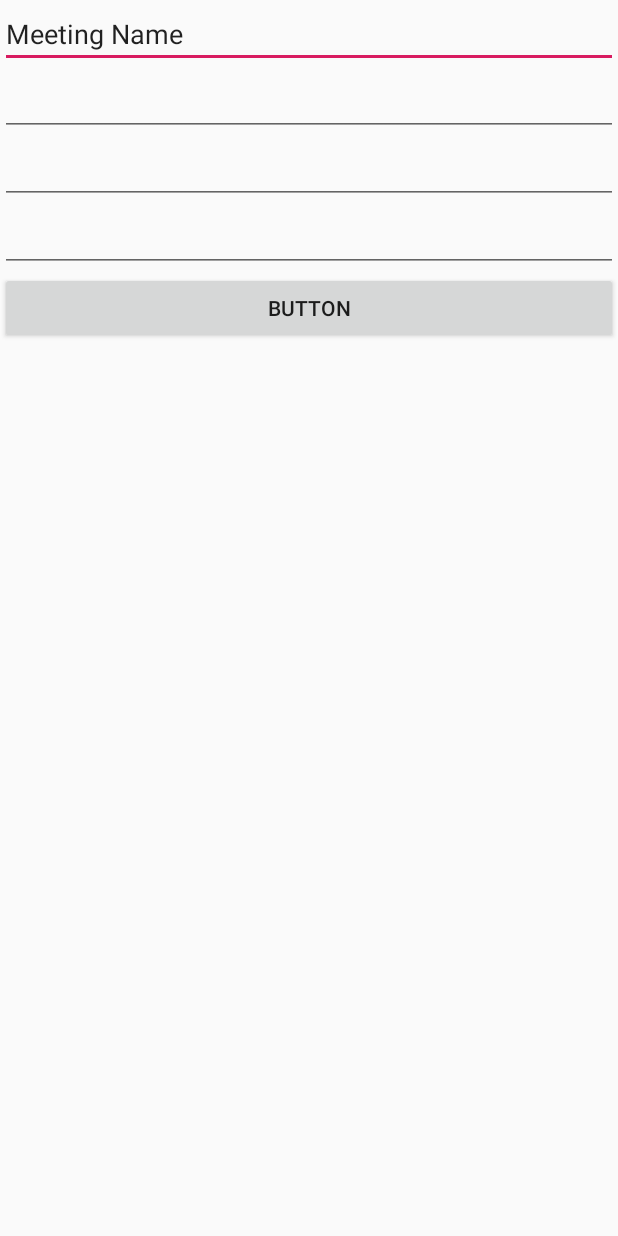
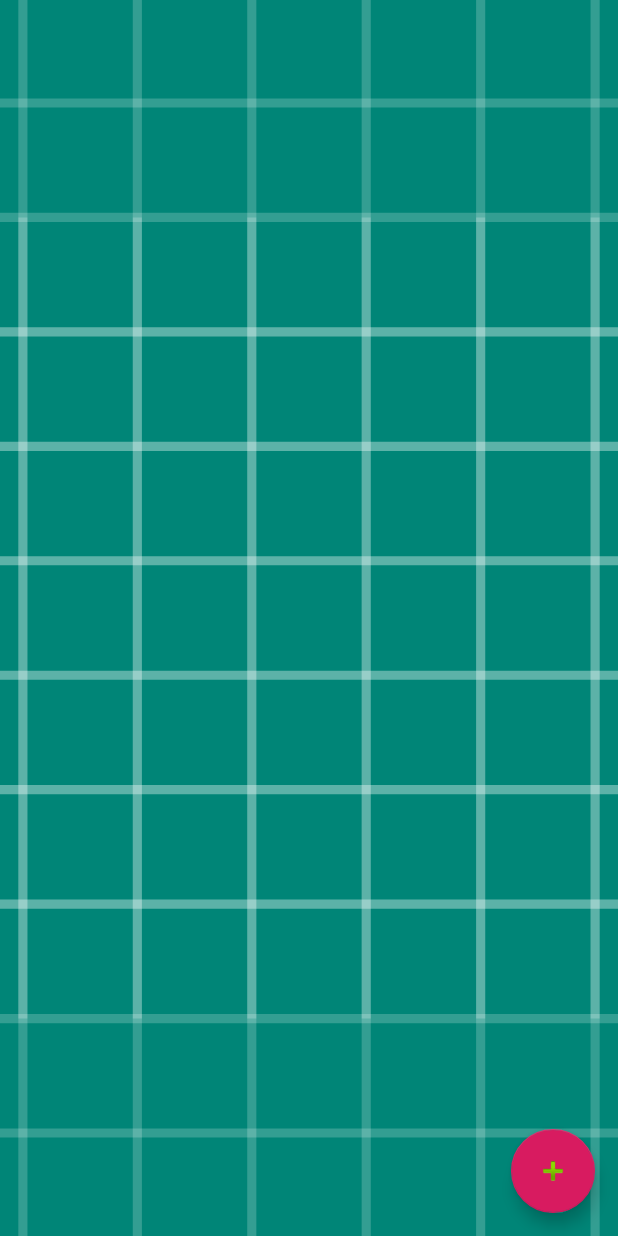
Before and after one commit to Philippeclass/P4_ANDROID_OC, an Android app: the layout create_meeting_fragment.xml on its own in the app's theme, with its tools: preview values and no code run, on a phone screen of 412 x 824 dp. Run offline under Robolectric (Android 15) with nearby library versions, the phone set to English and light mode, and no system bars.

```diff
--- a/app/src/main/AndroidManifest.xml
+++ b/app/src/main/AndroidManifest.xml
@@ -16,6 +16,8 @@
                 <category android:name="android.intent.category.LAUNCHER" />
             </intent-filter>
         </activity>
+        <activity android:name=".ui.AddMeetingFragment"
+            android:parentActivityName=".ui.MainActivity"/>
     </application>
 
 </manifest>
--- a/app/src/main/java/com/philippe/mareu/ui/MainActivity.java
+++ b/app/src/main/java/com/philippe/mareu/ui/MainActivity.java
@@ -24,6 +24,7 @@ public class MainActivity extends AppCompatActivity {
     ViewPager mViewPager;
     @BindView(R.id.btn_add_meeting)
     public FloatingActionButton mFloatingActionButton;
+    public static final String BUNDLE_EXTRA_NEIGHBOUR = "BUNDLE_EXTRA_NEIGHBOUR";
 
 
     @Override
--- a/app/src/main/java/com/philippe/mareu/ui/MeetingFragment.java
+++ b/app/src/main/java/com/philippe/mareu/ui/MeetingFragment.java
@@ -65,14 +65,18 @@ public class MeetingFragment extends Fragment {
         mRecyclerView = (RecyclerView) view;
         mRecyclerView.setLayoutManager(new LinearLayoutManager(context));
         mRecyclerView.addItemDecoration(new DividerItemDecoration(getContext(), DividerItemDecoration.VERTICAL));
+/**
         mFloatingActionButton.setOnClickListener(new View.OnClickListener() {
             @Override
             public void onClick(View v) {
+
                 FragmentTransaction frag = getFragmentManager().beginTransaction();
                 frag.replace(R.id.btn_add_meeting, new AddMeetingFragment());
                 frag.commit();
             }
         });
+
+**/
 
 
 
--- a/app/src/main/res/layout/create_meeting_fragment.xml
+++ b/app/src/main/res/layout/create_meeting_fragment.xml
@@ -1,40 +1,35 @@
 <?xml version="1.0" encoding="utf-8"?>
-<LinearLayout xmlns:android="http://schemas.android.com/apk/res/android"
-    android:orientation="vertical" android:layout_width="match_parent"
-    android:layout_height="match_parent">
+<FrameLayout
+    xmlns:android="http://schemas.android.com/apk/res/android"
+    xmlns:app="http://schemas.android.com/apk/res-auto"
+    xmlns:tools="http://schemas.android.com/tools"
+    android:layout_width="match_parent"
+    android:layout_height="match_parent"
+    tools:context=".ui.MainActivity">
+    <FrameLayout
+        android:id="@+id/container"
+        android:layout_width="match_parent"
+        android:layout_height="match_parent">
 
-    <EditText
-        android:id="@+id/editText6"
-        android:layout_width="match_parent"
+
+        <ImageView
+            android:id="@+id/avatar_img"
+            android:layout_width="match_parent"
+            android:layout_height="match_parent"
+            android:scaleType="centerCrop"
+            android:src="@drawable/ic_launcher_background"
+            app:layout_collapseMode="parallax"
+            app:layout_collapseParallaxMultiplier="0.3"
+            />
+    </FrameLayout>
+
+    <com.google.android.material.floatingactionbutton.FloatingActionButton
+        android:id="@+id/btn_add_meeting"
+        android:layout_width="wrap_content"
         android:layout_height="wrap_content"
-        android:ems="10"
-        android:inputType="textPersonName"
-        android:text="Meeting Name" />
+        android:layout_gravity="bottom|end"
+        android:layout_margin="15dp"
+        android:src="@android:drawable/ic_input_add"/>
 
-    <EditText
-        android:id="@+id/editText3"
-        android:layout_width="match_parent"
-        android:layout_height="wrap_content"
-        android:ems="10"
-        android:inputType="time" />
 
-    <EditText
-        android:id="@+id/editText4"
-        android:layout_width="match_parent"
-        android:layout_height="wrap_content"
-        android:ems="10"
-        android:inputType="date" />
-
-    <EditText
-        android:id="@+id/editText5"
-        android:layout_width="match_parent"
-        android:layout_height="wrap_content"
-        android:ems="10"
-        android:inputType="textEmailAddress" />
-
-    <Button
-        android:id="@+id/button"
-        android:layout_width="match_parent"
-        android:layout_height="wrap_content"
-        android:text="Button" />
-</LinearLayout>
+</FrameLayout>
```
Also changed, not shown: app/src/main/java/com/philippe/mareu/ui/AddMeetingFragment.java (+33 -20 lines), app/src/main/java/com/philippe/mareu/ui/MeetingRecyclerViewAdapter.java (+22 -2 lines).
